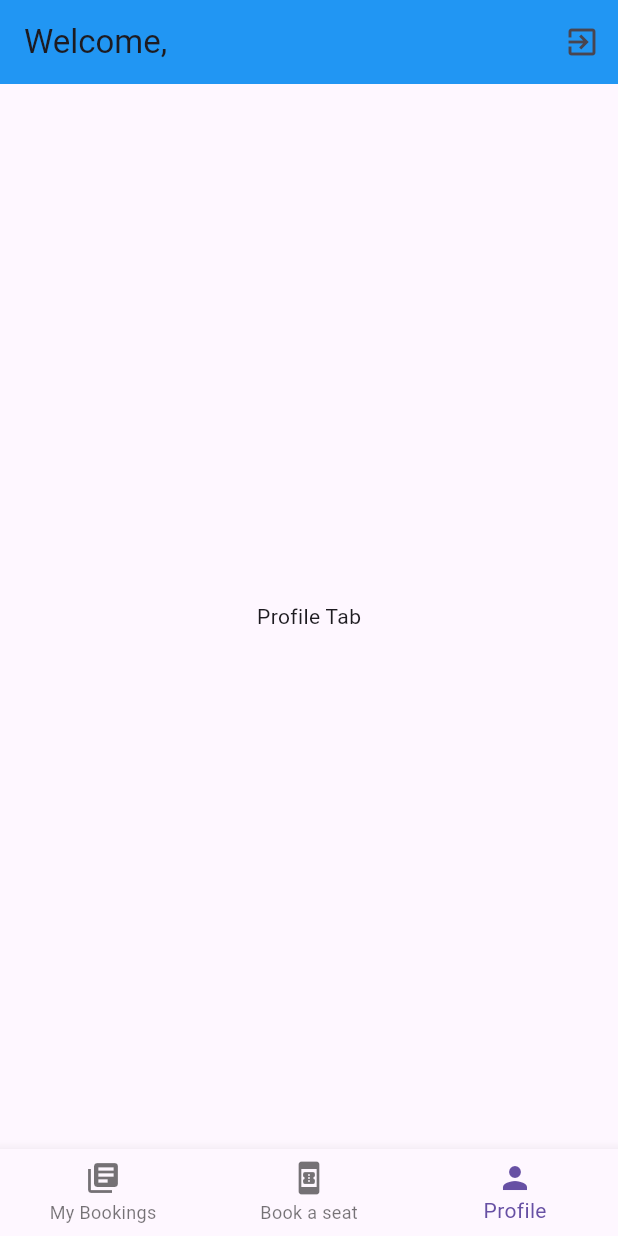
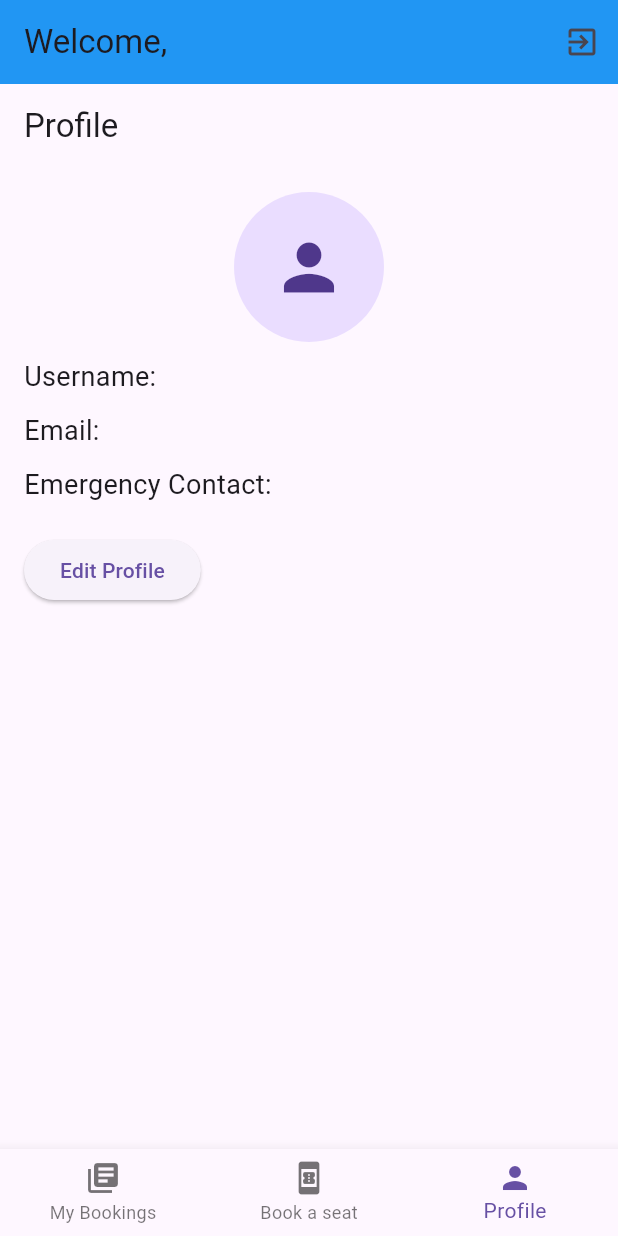
Before and after one commit to HasiruF/CO2307_BUS, a Flutter app: the screen it shows once a user with an empty profile is signed in, item 3 of the bottom bar chosen, on a phone screen of 412 x 824 dp. Run offline on Flutter 3.47's test engine with Material 3 defaults, Android fonts, the light colour scheme and no system bars; our stand-ins replace cloud_firestore, firebase_auth, firebase_core, firebase_storage, image_picker; accounts and stored records are empty.

Commit message:
profile picture and otp

```diff
--- /dev/null
+++ b/TrackMyBus/track_my_bus/devtools_options.yaml
@@ -0,0 +1,3 @@
+description: This file stores settings for Dart & Flutter DevTools.
+documentation: https://docs.flutter.dev/tools/devtools/extensions#configure-extension-enablement-states
+extensions:
--- a/TrackMyBus/track_my_bus/lib/home_screen.dart
+++ b/TrackMyBus/track_my_bus/lib/home_screen.dart
@@ -4,7 +4,7 @@ import 'package:cloud_firestore/cloud_firestore.dart';
 import 'login_screen.dart';
 import 'seatbooking_screen.dart';
 import 'driver_home_screen.dart';
-
+import 'UserProfileScreen.dart';
 
 class HomePage extends StatefulWidget {
   final String userId;
@@ -55,7 +55,8 @@ class _HomePageState extends State<HomePage> {
           //Navigate to driverHomePage
           Navigator.pushReplacement(
             context,
-            MaterialPageRoute(builder: (context) => DriverHomePage(userId: widget.userId)),
+            MaterialPageRoute(
+                builder: (context) => DriverHomePage(userId: widget.userId)),
           );
         } else {
           // Fetch and display user details for "Client"
@@ -124,19 +125,84 @@ class _HomePageState extends State<HomePage> {
   }
 }
 
-
-class ProfilePage extends StatelessWidget {
+class ProfilePage extends StatefulWidget {
   const ProfilePage({super.key});
 
-   @override
+  @override
+  _ProfilePageState createState() => _ProfilePageState();
+}
+
+class _ProfilePageState extends State<ProfilePage> {
+  final FirebaseAuth _auth = FirebaseAuth.instance;
+  final FirebaseFirestore _firestore = FirebaseFirestore.instance;
+  String username = "";
+  String email = "";
+  String emergencyContact = "";
+  String profileImageUrl = "";
+
+  @override
+  void initState() {
+    super.initState();
+    _loadUserProfile();
+  }
+
+  void _loadUserProfile() async {
+    User? user = _auth.currentUser;
+    if (user != null) {
+      DocumentSnapshot userDoc =
+          await _firestore.collection('users').doc(user.uid).get();
+      setState(() {
+        username = userDoc["username"] ?? "";
+        email = userDoc["email"] ?? "";
+        emergencyContact = userDoc["emergency_contact"] ?? "";
+        profileImageUrl = userDoc["profile_image"] ?? "";
+      });
+    }
+  }
+
+  @override
   Widget build(BuildContext context) {
-    return Center(
-      child: Text('Profile Tab'),
+    return Scaffold(
+      appBar: AppBar(title: Text("Profile")),
+      body: Padding(
+        padding: const EdgeInsets.all(16.0),
+        child: Column(
+          crossAxisAlignment: CrossAxisAlignment.start,
+          children: [
+            Center(
+              child: CircleAvatar(
+                radius: 50,
+                backgroundImage: profileImageUrl.isNotEmpty
+                    ? NetworkImage(profileImageUrl)
+                    : null,
+                child: profileImageUrl.isEmpty
+                    ? Icon(Icons.person, size: 50)
+                    : null,
+              ),
+            ),
+            SizedBox(height: 10),
+            Text("Username: $username", style: TextStyle(fontSize: 18)),
+            SizedBox(height: 10),
+            Text("Email: $email", style: TextStyle(fontSize: 18)),
+            SizedBox(height: 10),
+            Text("Emergency Contact: $emergencyContact",
+                style: TextStyle(fontSize: 18)),
+            SizedBox(height: 20),
+            ElevatedButton(
+              onPressed: () {
+                Navigator.push(
+                  context,
+                  MaterialPageRoute(builder: (context) => UserProfileScreen()),
+                ).then((_) => _loadUserProfile());
+              },
+              child: Text("Edit Profile"),
+            ),
+          ],
+        ),
+      ),
     );
   }
 }
-
-
 
 class SelectionScreen extends StatefulWidget {
   final String userId;
@@ -162,7 +228,8 @@ class _SelectionScreenState extends State<SelectionScreen> {
 
   Future<void> _fetchBusRoutes() async {
     try {
-      QuerySnapshot snapshot = await FirebaseFirestore.instance.collection('buses').get();
+      QuerySnapshot snapshot =
+          await FirebaseFirestore.instance.collection('buses').get();
       setState(() {
         busRoutes = snapshot.docs.map((doc) {
           return {
@@ -216,9 +283,10 @@ class _SelectionScreenState extends State<SelectionScreen> {
               onPressed: () async {
                 DateTime? pickedDate = await showDatePicker(
                   context: context,
-                  initialDate: DateTime.now().add(Duration(days: 1)), // Tomorrow
-                  firstDate: DateTime.now().add(Duration(days: 1)),   // Tomorrow
-                  lastDate: DateTime.now().add(Duration(days: 3)),   // In 3 days
+                  initialDate:
+                      DateTime.now().add(Duration(days: 1)), // Tomorrow
+                  firstDate: DateTime.now().add(Duration(days: 1)), // Tomorrow
+                  lastDate: DateTime.now().add(Duration(days: 3)), // In 3 days
                 );
 
                 if (pickedDate != null) {
@@ -258,7 +326,8 @@ class _SelectionScreenState extends State<SelectionScreen> {
                 onPressed: selectedRoute == null
                     ? null
                     : () {
-                        String busId = busRoutes.firstWhere((route) => route['route_name'] == selectedRoute)['busId']!;
+                        String busId = busRoutes.firstWhere((route) =>
+                            route['route_name'] == selectedRoute)['busId']!;
                         Navigator.push(
                           context,
                           MaterialPageRoute(
@@ -281,8 +350,6 @@ class _SelectionScreenState extends State<SelectionScreen> {
   }
 }
 
-
-
 class UserBookingsPage extends StatefulWidget {
   final String userId;
 
@@ -297,7 +364,8 @@ class _UserBookingsPageState extends State<UserBookingsPage> {
     List<Map<String, dynamic>> bookings = [];
 
     try {
-      QuerySnapshot seatSnapshot = await FirebaseFirestore.instance.collection('seats').get();
+      QuerySnapshot seatSnapshot =
+          await FirebaseFirestore.instance.collection('seats').get();
       for (var doc in seatSnapshot.docs) {
         Map<String, dynamic> seatData = doc.data() as Map<String, dynamic>;
         Map<String, dynamic> bookedSeats = seatData['bookedSeats'] ?? {};
@@ -306,7 +374,10 @@ class _UserBookingsPageState extends State<UserBookingsPage> {
         if (bookedSeats.containsValue(widget.userId)) {
           // Fetch the corresponding bus data
           String busId = seatData['busId'];
-          DocumentSnapshot busDoc = await FirebaseFirestore.instance.collection('buses').doc(busId).get();
+          DocumentSnapshot busDoc = await FirebaseFirestore.instance
+              .collection('buses')
+              .doc(busId)
+              .get();
 
           if (busDoc.exists) {
             String routeName = busDoc['route_name'] ?? 'Unknown Route';
@@ -318,7 +389,9 @@ class _UserBookingsPageState extends State<UserBookingsPage> {
               'busNumber': busNumber,
               'date': seatData['date'],
               'timeSlot': seatData['timeSlot'],
-              'seatNumbers': bookedSeats.keys.where((key) => bookedSeats[key] == widget.userId).toList(),
+              'seatNumbers': bookedSeats.keys
+                  .where((key) => bookedSeats[key] == widget.userId)
+                  .toList(),
             });
           }
         }
@@ -330,14 +403,16 @@ class _UserBookingsPageState extends State<UserBookingsPage> {
     return bookings;
   }
 
-
-  Future<void> _cancelBooking(String documentId, List<String> seatNumbers) async {
+  Future<void> _cancelBooking(
+      String documentId, List<String> seatNumbers) async {
     try {
-      DocumentReference docRef = FirebaseFirestore.instance.collection('seats').doc(documentId);
+      DocumentReference docRef =
+          FirebaseFirestore.instance.collection('seats').doc(documentId);
       DocumentSnapshot docSnapshot = await docRef.get();
 
       if (docSnapshot.exists) {
-        Map<String, dynamic> seatData = docSnapshot.data() as Map<String, dynamic>;
+        Map<String, dynamic> seatData =
+            docSnapshot.data() as Map<String, dynamic>;
         Map<String, dynamic> bookedSeats = seatData['bookedSeats'] ?? {};
 
         // Remove bookinggs
@@ -383,14 +458,18 @@ class _UserBookingsPageState extends State<UserBookingsPage> {
               itemBuilder: (context, index) {
                 var booking = bookings[index];
                 return ListTile(
-                  title: Text('${booking['routeName']} - ${booking['busNumber']}'),
-                  subtitle: Text('Date: ${booking['date']}, Time Slot: ${booking['timeSlot']}'),
+                  title:
+                      Text('${booking['routeName']} - ${booking['busNumber']}'),
+                  subtitle: Text(
+                      'Date: ${booking['date']}, Time Slot: ${booking['timeSlot']}'),
                   trailing: IconButton(
                     icon: Icon(
                       Icons.delete,
-                      color: Colors.red,),
+                      color: Colors.red,
+                    ),
                     onPressed: () {
-                      _cancelBooking(booking['documentId'], List<String>.from(booking['seatNumbers']));
+                      _cancelBooking(booking['documentId'],
+                          List<String>.from(booking['seatNumbers']));
                     },
                   ),
                 );
--- a/TrackMyBus/track_my_bus/lib/login_screen.dart
+++ b/TrackMyBus/track_my_bus/lib/login_screen.dart
@@ -23,10 +23,8 @@ class _LoginPageState extends State<LoginPage> {
                 email: _usernameController.text.trim(),
                 password: _passwordController.text.trim());
 
-
         print('Login successful: ${userCredential.user?.email}');
         String userEmail = userCredential.user!.email!;
-
 
         Navigator.pushReplacement(
           context,
@@ -92,7 +90,8 @@ class _LoginPageState extends State<LoginPage> {
                   // Navigate to the Registration Page
                   Navigator.push(
                     context,
-                    MaterialPageRoute(builder: (context) => RegistrationScreen()),
+                    MaterialPageRoute(
+                        builder: (context) => RegistrationScreen()),
                   );
                 },
                 child: Text('Go to Registration Page'),
--- a/TrackMyBus/track_my_bus/pubspec.yaml
+++ b/TrackMyBus/track_my_bus/pubspec.yaml
@@ -38,6 +38,10 @@ dependencies:
   provider: ^6.0.4
   fluttertoast: ^8.0.9
   cloud_firestore: ^5.4.5
+  firebase_storage: ^12.4.4
+  image_picker: ^1.1.2
+
+
 
 dev_dependencies:
   flutter_test:
```
Also changed, not shown: TrackMyBus/track_my_bus/lib/UserProfileScreen.dart (added, +164 -0 lines), TrackMyBus/track_my_bus/lib/registration_screen.dart (+99 -11 lines), TrackMyBus/track_my_bus/pubspec.lock, 9 other files.
